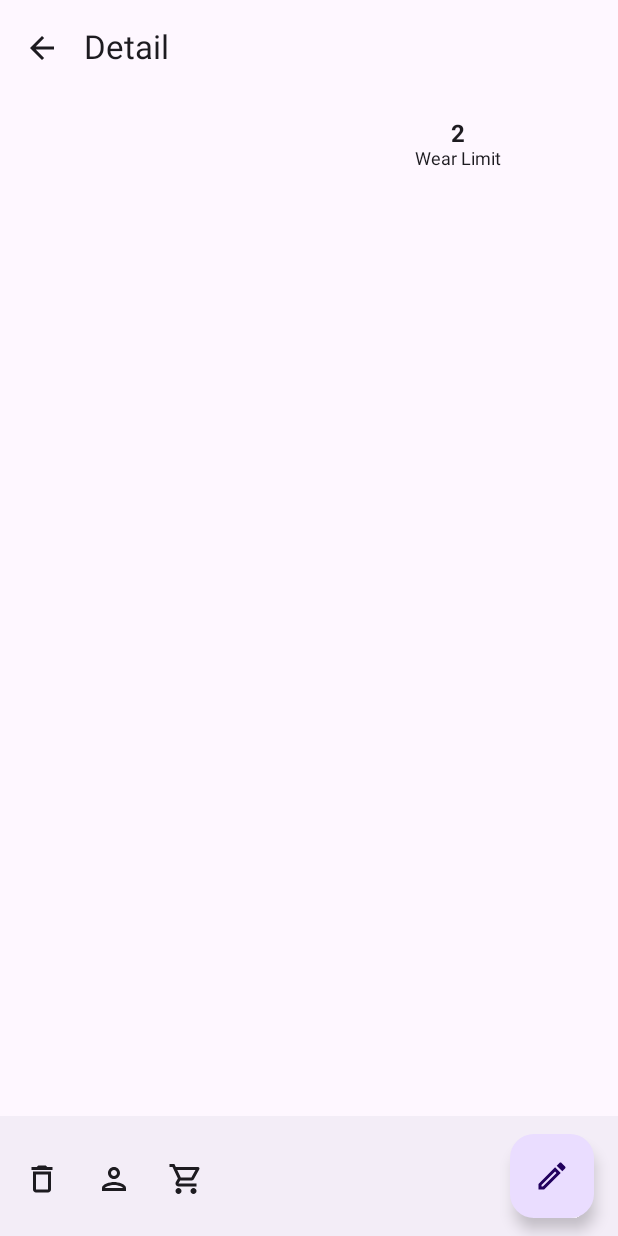
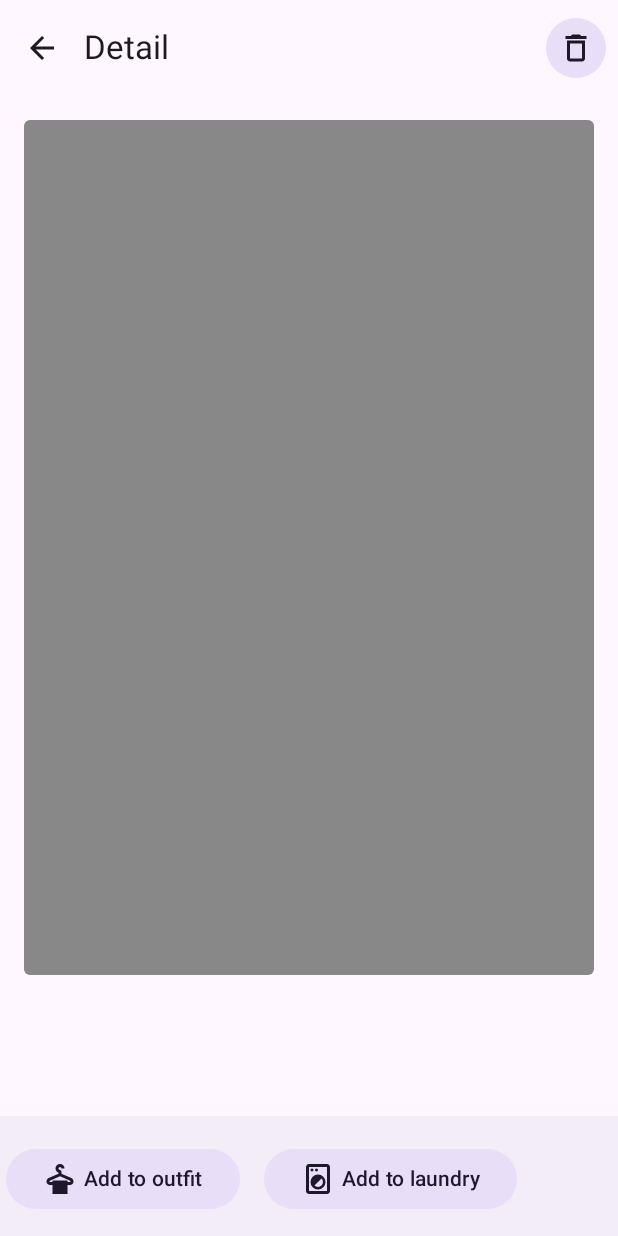
Before and after one commit to sakarayajitesh/Drape-Android, an Android app built with Jetpack Compose: the @Preview function PreviewDetailScreen, on a phone screen of 412 x 824 dp. Run offline under Robolectric (Android 15) with nearby library versions, the phone set to English and light mode, and no system bars; our stand-ins replace Dagger/Hilt's generated code, Room's generated code.

Commit message:
feat: Add Detail Screen

```diff
--- a/app/src/main/java/com/ajitesh/drape/data/datasource/local/dao/ClothingDao.kt
+++ b/app/src/main/java/com/ajitesh/drape/data/datasource/local/dao/ClothingDao.kt
@@ -21,4 +21,7 @@ interface ClothingDao {
     @Insert
     suspend fun insertAll(vararg clothings: Clothing)
 
+    @Query("DELETE FROM clothing WHERE id=:id")
+    suspend fun delete(id: Int): Int
+
 }
--- a/app/src/main/java/com/ajitesh/drape/domain/repository/DetailRepository.kt
+++ b/app/src/main/java/com/ajitesh/drape/domain/repository/DetailRepository.kt
@@ -10,4 +10,5 @@ interface DetailRepository {
     fun getLaundry(clothingId: Int): Flow<List<Laundry>>
 
     suspend fun addLaundry(id: Int)
+    suspend fun deleteClothing(id: Int): Int
 }
--- a/app/src/main/java/com/ajitesh/drape/ui/MainScreen.kt
+++ b/app/src/main/java/com/ajitesh/drape/ui/MainScreen.kt
@@ -39,6 +39,7 @@ fun MainScreen() {
                 uiState,
                 viewModel::addToOutfit,
                 viewModel::addToLaundry,
+                viewModel::deleteClothing,
                 navController::popBackStack
             )
         }
--- a/app/src/main/java/com/ajitesh/drape/ui/detail/DetailScreen.kt
+++ b/app/src/main/java/com/ajitesh/drape/ui/detail/DetailScreen.kt
@@ -14,13 +14,11 @@ import androidx.compose.foundation.shape.RoundedCornerShape
 import androidx.compose.material.icons.Icons
 import androidx.compose.material.icons.outlined.ArrowBack
 import androidx.compose.material.icons.outlined.Delete
-import androidx.compose.material.icons.outlined.Edit
-import androidx.compose.material.icons.outlined.Person
-import androidx.compose.material.icons.outlined.ShoppingCart
 import androidx.compose.material3.BottomAppBar
 import androidx.compose.material3.Card
 import androidx.compose.material3.ExperimentalMaterial3Api
-import androidx.compose.material3.ExtendedFloatingActionButton
+import androidx.compose.material3.FilledTonalButton
+import androidx.compose.material3.FilledTonalIconButton
 import androidx.compose.material3.Icon
 import androidx.compose.material3.IconButton
 import androidx.compose.material3.Scaffold
@@ -32,10 +30,12 @@ import androidx.compose.ui.Modifier
 import androidx.compose.ui.draw.clip
 import androidx.compose.ui.graphics.Color
 import androidx.compose.ui.layout.ContentScale
+import androidx.compose.ui.res.painterResource
 import androidx.compose.ui.text.font.FontWeight
 import androidx.compose.ui.tooling.preview.Preview
 import androidx.compose.ui.unit.dp
 import androidx.compose.ui.unit.sp
+import com.ajitesh.drape.R
 import com.ajitesh.drape.data.datasource.local.entity.Clothing
 import com.ajitesh.drape.getDateFromTimeStamp
 import com.bumptech.glide.integration.compose.ExperimentalGlideComposeApi
@@ -47,6 +47,7 @@ fun DetailScreen(
     uiState: DetailUiState,
     addToOutfit: (clothing: Clothing) -> Unit,
     addToLaundry: () -> Unit,
+    delete: (() -> Unit) -> Unit,
     popBackStack: () -> Unit
 ) {
     Scaffold(
@@ -58,10 +59,18 @@ fun DetailScreen(
                         Icon(imageVector = Icons.Outlined.ArrowBack, contentDescription = "Back")
                     }
                 },
+                actions = {
+                    FilledTonalIconButton(onClick = {
+                        delete(popBackStack)
+                    }) {
+                        Icon(imageVector = Icons.Outlined.Delete, contentDescription = "Delete")
+                    }
+                }
             )
         },
         bottomBar = {
-            DetailScreenBottomAppBar(uiState, addToOutfit, addToLaundry)
+            if (uiState is DetailUiState.OpenDetail)
+                DetailScreenBottomAppBar(uiState.clothing, addToOutfit, addToLaundry)
         }
     ) { innerPadding ->
         Box(
@@ -73,27 +82,29 @@ fun DetailScreen(
             if (uiState is DetailUiState.OpenDetail) {
                 val clothing = uiState.clothing
                 Column(modifier = Modifier.fillMaxSize()) {
-                    Row(modifier = Modifier.aspectRatio(2f / 1.5f)) {
-                        DetailScreenImage(modifier = Modifier.weight(1f), image = clothing.image)
-                        Box(modifier = Modifier.width(16.dp))
-                        Column(
-                            modifier = Modifier
-                                .weight(1f)
-                                .fillMaxSize()
-                        ) {
-                            Column(
-                                modifier = Modifier.fillMaxWidth(),
-                                horizontalAlignment = Alignment.CenterHorizontally
-                            ) {
-                                Text(
-                                    text = clothing.wearLimit.toString(),
-                                    fontWeight = FontWeight.Bold,
-                                    fontSize = 16.sp
-                                )
-                                Text(text = "Wear Limit", fontSize = 12.sp)
-                            }
-                        }
-                    }
+                    DetailScreenImage(
+                        modifier = Modifier
+                            .fillMaxWidth()
+                            .aspectRatio(1f / 1.5f)
+                            .align(Alignment.CenterHorizontally),
+                        image = clothing.image
+                    )
+                    Box(modifier = Modifier.height(16.dp))
+//                    Card {
+//                        Column(
+//                            modifier = Modifier
+//                                .padding(vertical = 8.dp, horizontal = 16.dp),
+//                            horizontalAlignment = Alignment.CenterHorizontally
+//                        ) {
+//                            Text(
+//                                text = clothing.wearLimit.toString(),
+//                                fontWeight = FontWeight.Bold,
+//                                fontSize = 24.sp
+//                            )
+//                            Text(text = "Wear Limit", fontSize = 12.sp)
+//                        }
+//
+//                    }
 
                     if (uiState.laundryCount != null && uiState.laundryCount > 0) {
                         Box(modifier = Modifier.height(16.dp))
@@ -113,44 +124,47 @@ fun DetailScreen(
 
 @Composable
 fun DetailScreenBottomAppBar(
-    uiState: DetailUiState,
+    clothing: Clothing,
     addToOutfit: (clothing: Clothing) -> Unit,
     addToLaundry: () -> Unit
 ) {
     BottomAppBar(
         actions = {
-            IconButton(onClick = {}) {
-                Icon(imageVector = Icons.Outlined.Delete, contentDescription = "Delete")
-            }
-            IconButton(onClick = {
-                if (uiState is DetailUiState.OpenDetail)
-                    addToOutfit(uiState.clothing)
-            }) {
-                Icon(imageVector = Icons.Outlined.Person, contentDescription = "Outfit")
-            }
-            IconButton(onClick = {
-                if (uiState is DetailUiState.OpenDetail)
-                    addToLaundry()
+            FilledTonalButton(onClick = {
+                addToOutfit(clothing)
             }) {
                 Icon(
-                    imageVector = Icons.Outlined.ShoppingCart,
-                    contentDescription = "Laundry"
+                    painter = painterResource(id = R.drawable.outfit),
+                    contentDescription = "Add to outfit"
                 )
+                Box(modifier = Modifier.width(4.dp))
+                Text(text = "Add to outfit")
+            }
+            Box(modifier = Modifier.width(16.dp))
+            FilledTonalButton(onClick = {
+                addToLaundry()
+            }) {
+                Icon(
+                    painter = painterResource(id = R.drawable.laundry),
+                    contentDescription = "Add to laundry"
+                )
+                Box(modifier = Modifier.width(4.dp))
+                Text(text = "Add to laundry")
             }
         },
-        floatingActionButton = {
-            ExtendedFloatingActionButton(
-                expanded = false,
-                text = { Text(text = "Edit") },
-                icon = {
-                    Icon(
-                        imageVector = Icons.Outlined.Edit,
-                        contentDescription = "Edit"
-                    )
-                },
-                onClick = {}
-            )
-        }
+//        floatingActionButton = {
+//            ExtendedFloatingActionButton(
+//                expanded = false,
+//                text = { Text(text = "Edit") },
+//                icon = {
+//                    Icon(
+//                        imageVector = Icons.Outlined.Edit,
+//                        contentDescription = "Edit"
+//                    )
+//                },
+//                onClick = {}
+//            )
+//        }
     )
 }
 
@@ -212,6 +226,7 @@ fun PreviewDetailScreen() {
         uiState = DetailUiState.OpenDetail(clothing),
         addToOutfit = {},
         addToLaundry = {},
+        delete = {},
         popBackStack = {}
     )
 }
--- /dev/null
+++ b/app/src/main/res/drawable/laundry.xml
@@ -0,0 +1,9 @@
+<vector xmlns:android="http://schemas.android.com/apk/res/android"
+    android:width="24dp"
+    android:height="24dp"
+    android:viewportWidth="960"
+    android:viewportHeight="960">
+  <path
+      android:fillColor="@android:color/white"
+      android:pathData="M240,880Q207,880 183.5,856.5Q160,833 160,800L160,160Q160,127 183.5,103.5Q207,80 240,80L720,80Q753,80 776.5,103.5Q800,127 800,160L800,800Q800,833 776.5,856.5Q753,880 720,880L240,880ZM240,800L720,800Q720,800 720,800Q720,800 720,800L720,160Q720,160 720,160Q720,160 720,160L240,160Q240,160 240,160Q240,160 240,160L240,800Q240,800 240,800Q240,800 240,800ZM480,760Q563,760 621.5,701.5Q680,643 680,560Q680,477 621.5,418.5Q563,360 480,360Q397,360 338.5,418.5Q280,477 280,560Q280,643 338.5,701.5Q397,760 480,760ZM480,692Q454,692 429.5,682.5Q405,673 386,654L574,466Q593,485 602.5,509.5Q612,534 612,560Q612,615 573.5,653.5Q535,692 480,692ZM320,280Q337,280 348.5,268.5Q360,257 360,240Q360,223 348.5,211.5Q337,200 320,200Q303,200 291.5,211.5Q280,223 280,240Q280,257 291.5,268.5Q303,280 320,280ZM440,280Q457,280 468.5,268.5Q480,257 480,240Q480,223 468.5,211.5Q457,200 440,200Q423,200 411.5,211.5Q400,223 400,240Q400,257 411.5,268.5Q423,280 440,280ZM240,800Q240,800 240,800Q240,800 240,800L240,160Q240,160 240,160Q240,160 240,160L240,160Q240,160 240,160Q240,160 240,160L240,800Q240,800 240,800Q240,800 240,800L240,800Z" />
+</vector>
```
Also changed, not shown: app/src/main/java/com/ajitesh/drape/data/repository/DetailRepositoryImpl.kt (+14 -4 lines), app/src/main/java/com/ajitesh/drape/ui/closet/ClosetScreen.kt (+1 -9 lines), app/src/main/java/com/ajitesh/drape/ui/detail/DetailViewModel.kt (+9 -7 lines).
